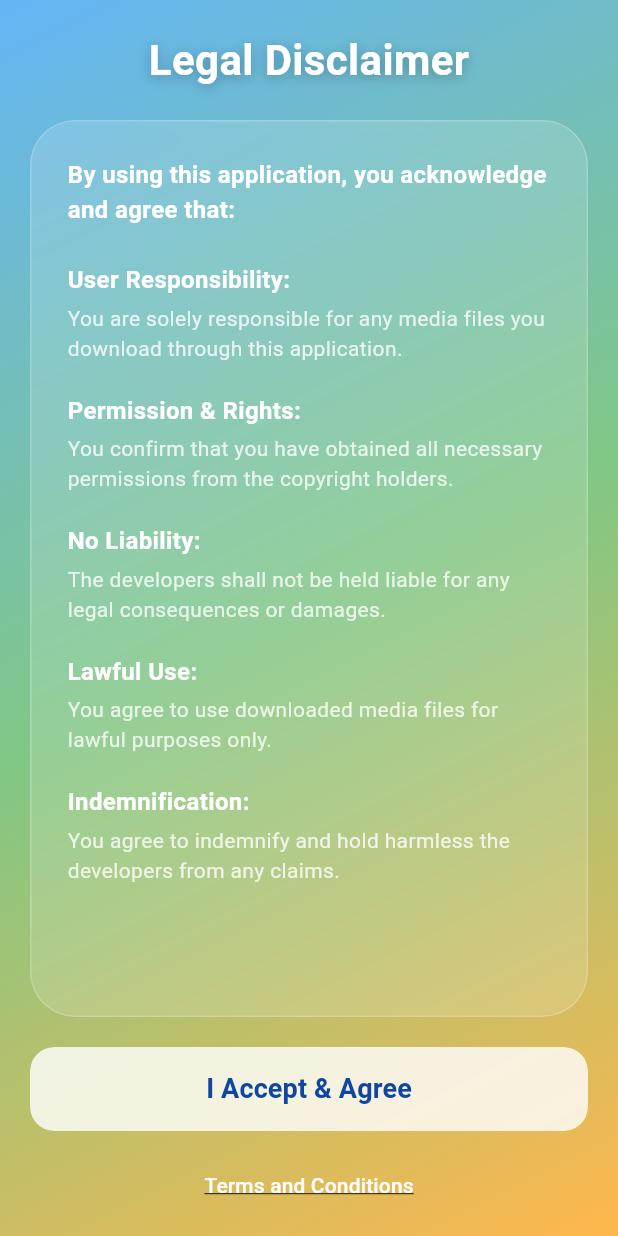
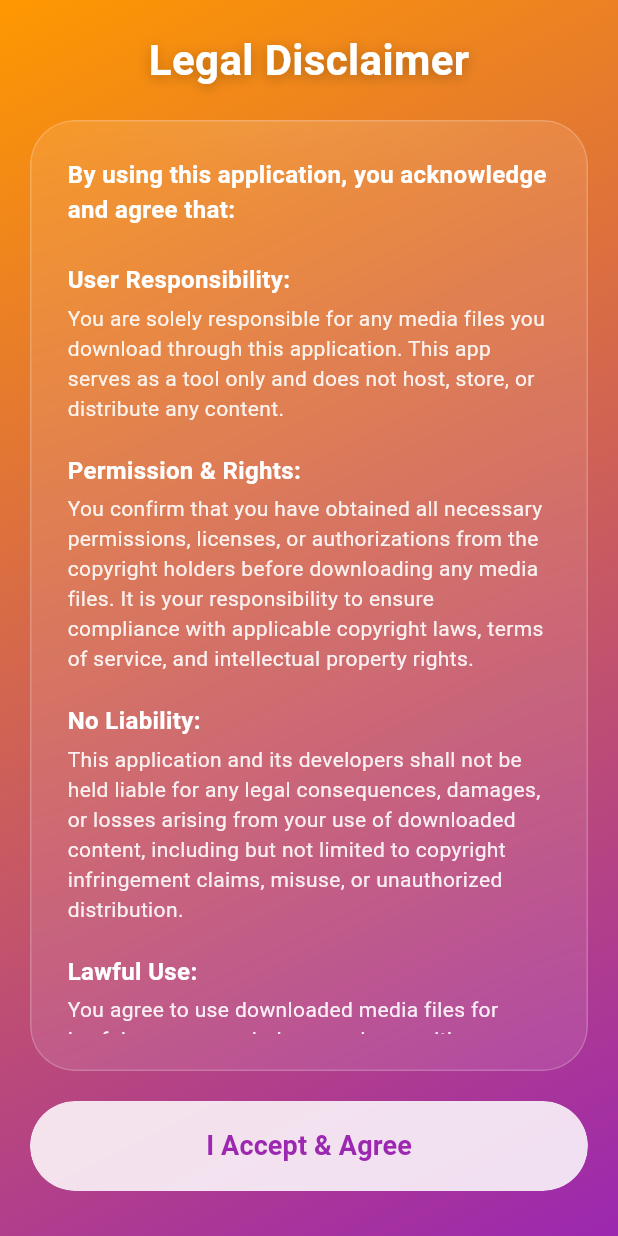
Before and after one commit to qubatorsnetusa-maker/kcmediadownloader, a Flutter app: the screen it shows after launch, on a phone screen of 412 x 824 dp. Run offline on Flutter 3.47's test engine with Material 3 defaults, Android fonts, the phone set to English and light mode, and no system bars; our stand-ins replace carousel_slider, dio, firebase_core, firebase_remote_config, introduction_screen, permission_handler and 1 more; accounts and stored records are empty.

Commit message:
Update Legal screen UI with orange-purple gradient and move T&C link to HomeScreen

```diff
--- a/lib/home_screen.dart
+++ b/lib/home_screen.dart
@@ -3,6 +3,7 @@ import 'widgets/ad_slider.dart';
 import 'models/media_info.dart';
 import 'services/media_extractor.dart';
 import 'services/downloader_service.dart';
+import 'terms_and_conditions_screen.dart';
 
 class HomeScreen extends StatefulWidget {
   const HomeScreen({super.key});
@@ -151,9 +152,26 @@ class _HomeScreenState extends State<HomeScreen> {
             ),
           ),
           const Padding(
-            padding: EdgeInsets.only(bottom: 16.0),
+            padding: EdgeInsets.only(bottom: 8.0),
             child: AdSlider(),
           ),
+          TextButton(
+            onPressed: () {
+              Navigator.push(
+                context,
+                MaterialPageRoute(builder: (context) => const TermsAndConditionsScreen()),
+              );
+            },
+            child: Text(
+              'Terms and Conditions',
+              style: TextStyle(
+                color: Colors.grey[600],
+                decoration: TextDecoration.underline,
+                fontSize: 12,
+              ),
+            ),
+          ),
+          const SizedBox(height: 8),
         ],
       ),
     );
--- a/lib/legal_disclaimer_screen.dart
+++ b/lib/legal_disclaimer_screen.dart
@@ -3,7 +3,6 @@ import 'package:shared_preferences/shared_preferences.dart';
 import 'dart:ui';
 import 'home_screen.dart';
 import 'walkthrough_screen.dart';
-import 'terms_and_conditions_screen.dart';
 
 class LegalDisclaimerScreen extends StatelessWidget {
   final bool showWalkthrough;
@@ -26,16 +25,15 @@ class LegalDisclaimerScreen extends StatelessWidget {
     return Scaffold(
       body: Stack(
         children: [
-          // Apple-style Dynamic Background
+          // Orange and Purple Gradient Background
           Container(
             decoration: const BoxDecoration(
               gradient: LinearGradient(
                 begin: Alignment.topLeft,
                 end: Alignment.bottomRight,
                 colors: [
-                  Color(0xFF64B5F6), // Blue
-                  Color(0xFF81C784), // Green
-                  Color(0xFFFFB74D), // Orange
+                  Color(0xFFFF9800), // Orange
+                  Color(0xFF9C27B0), // Purple
                 ],
               ),
             ),
@@ -61,11 +59,11 @@ class LegalDisclaimerScreen extends StatelessWidget {
                     child: ClipRRect(
                       borderRadius: BorderRadius.circular(30),
                       child: BackdropFilter(
-                        filter: ImageFilter.blur(sigmaX: 20, sigmaY: 20),
+                        filter: ImageFilter.blur(sigmaX: 40, sigmaY: 40), // Increased blur
                         child: Container(
                           padding: const EdgeInsets.all(24),
                           decoration: BoxDecoration(
-                            color: Colors.white.withOpacity(0.15),
+                            color: Colors.white.withOpacity(0.1), // Reduced opacity for more effect
                             borderRadius: BorderRadius.circular(30),
                             border: Border.all(color: Colors.white.withOpacity(0.2)),
                           ),
@@ -80,23 +78,23 @@ class LegalDisclaimerScreen extends StatelessWidget {
                                 const SizedBox(height: 24),
                                 _buildGlassBullet(
                                   'User Responsibility:',
-                                  'You are solely responsible for any media files you download through this application.',
+                                  'You are solely responsible for any media files you download through this application. This app serves as a tool only and does not host, store, or distribute any content.',
                                 ),
                                 _buildGlassBullet(
                                   'Permission & Rights:',
-                                  'You confirm that you have obtained all necessary permissions from the copyright holders.',
+                                  'You confirm that you have obtained all necessary permissions, licenses, or authorizations from the copyright holders before downloading any media files. It is your responsibility to ensure compliance with applicable copyright laws, terms of service, and intellectual property rights.',
                                 ),
                                 _buildGlassBullet(
                                   'No Liability:',
-                                  'The developers shall not be held liable for any legal consequences or damages.',
+                                  'This application and its developers shall not be held liable for any legal consequences, damages, or losses arising from your use of downloaded content, including but not limited to copyright infringement claims, misuse, or unauthorized distribution.',
                                 ),
                                 _buildGlassBullet(
                                   'Lawful Use:',
-                                  'You agree to use downloaded media files for lawful purposes only.',
+                                  'You agree to use downloaded media files for lawful purposes only, in accordance with your local jurisdiction\'s laws and regulations.',
                                 ),
                                 _buildGlassBullet(
                                   'Indemnification:',
-                                  'You agree to indemnify and hold harmless the developers from any claims.',
+                                  'You agree to indemnify and hold harmless this application, its developers, and affiliates from any claims, damages, or legal actions resulting from your use of this service.',
                                 ),
                               ],
                             ),
@@ -108,18 +106,18 @@ class LegalDisclaimerScreen extends StatelessWidget {
                 ),
                 const SizedBox(height: 20),
                 Padding(
-                  padding: const EdgeInsets.symmetric(horizontal: 20.0),
+                  padding: const EdgeInsets.fromLTRB(20, 0, 20, 30),
                   child: ClipRRect(
-                    borderRadius: BorderRadius.circular(16),
+                    borderRadius: BorderRadius.circular(30),
                     child: BackdropFilter(
                       filter: ImageFilter.blur(sigmaX: 10, sigmaY: 10),
                       child: ElevatedButton(
                         onPressed: () => _acceptDisclaimer(context),
                         style: ElevatedButton.styleFrom(
-                          backgroundColor: Colors.white.withOpacity(0.8),
-                          foregroundColor: Colors.blue[900],
-                          minimumSize: const Size(double.infinity, 56),
-                          shape: RoundedRectangleBorder(borderRadius: BorderRadius.circular(16)),
+                          backgroundColor: Colors.white.withOpacity(0.85),
+                          foregroundColor: const Color(0xFF9C27B0), // Purple text
+                          minimumSize: const Size(double.infinity, 60),
+                          shape: const StadiumBorder(), // Full rounded edges
                           elevation: 0,
                         ),
                         child: const Text('I Accept & Agree', style: TextStyle(fontSize: 18, fontWeight: FontWeight.bold)),
@@ -127,25 +125,6 @@ class LegalDisclaimerScreen extends StatelessWidget {
                     ),
                   ),
                 ),
-                const SizedBox(height: 12),
-                // Terms & Conditions link at the very bottom
-                TextButton(
-                  onPressed: () {
-                    Navigator.push(
-                      context,
-                      MaterialPageRoute(builder: (context) => const TermsAndConditionsScreen()),
-                    );
-                  },
-                  child: const Text(
-                    'Terms and Conditions',
-                    style: TextStyle(
-                      color: Colors.white,
-                      decoration: TextDecoration.underline,
-                      fontSize: 14,
-                    ),
-                  ),
-                ),
-                const SizedBox(height: 10),
               ],
             ),
           ),
@@ -162,7 +141,7 @@ class LegalDisclaimerScreen extends StatelessWidget {
         children: [
           Text(title, style: const TextStyle(fontWeight: FontWeight.bold, fontSize: 16, color: Colors.white)),
           const SizedBox(height: 4),
-          Text(body, style: TextStyle(fontSize: 14, color: Colors.white.withOpacity(0.8))),
+          Text(body, style: TextStyle(fontSize: 14, color: Colors.white.withOpacity(0.9))),
         ],
       ),
     );
```
